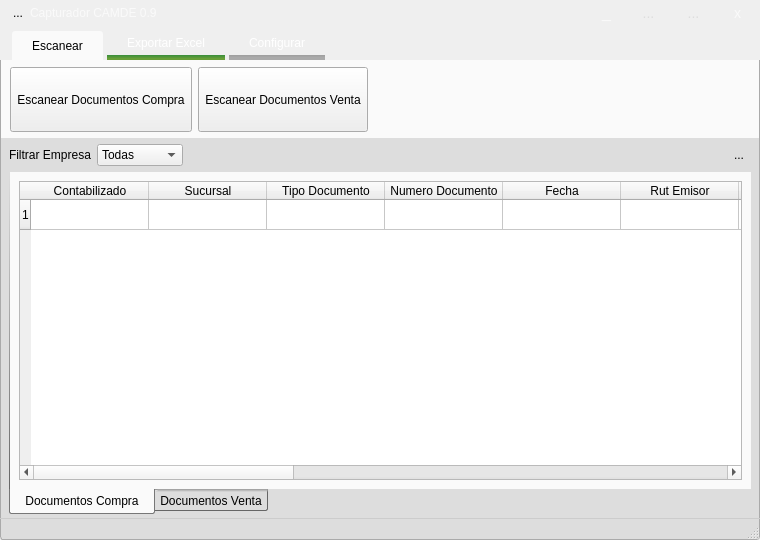
The window that GUI/mainWindow.ui (firenessmax/bte001) describes before a commit, drawn with Qt 5.
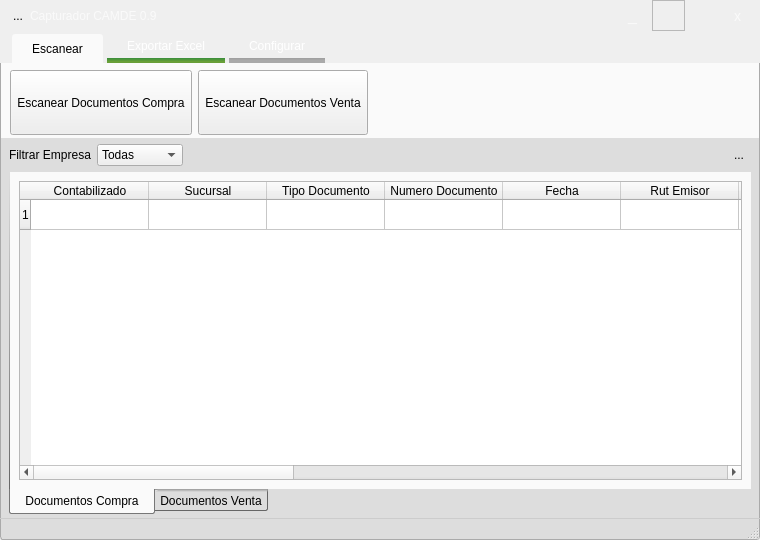
The same window after the commit. Icons and pictures are not drawn.

Commit message: controles de ventana

```diff
--- a/GUI/mainWindow.ui
+++ b/GUI/mainWindow.ui
@@ -116,6 +116,9 @@
           </property>
           <item>
            <widget class="QFrame" name="frame">
+            <property name="enabled">
+             <bool>true</bool>
+            </property>
             <property name="maximumSize">
              <size>
               <width>16777215</width>
@@ -125,6 +128,9 @@
             <property name="contextMenuPolicy">
              <enum>Qt::DefaultContextMenu</enum>
             </property>
+            <property name="styleSheet">
+             <string notr="true"/>
+            </property>
             <property name="frameShape">
              <enum>QFrame::NoFrame</enum>
             </property>
@@ -154,108 +160,6 @@
               <number>0</number>
              </property>
              <item row="1" column="7">
-              <widget class="QToolButton" name="toolButton_2">
-               <property name="sizePolicy">
-                <sizepolicy hsizetype="Fixed" vsizetype="Fixed">
-                 <horstretch>0</horstretch>
-                 <verstretch>0</verstretch>
-                </sizepolicy>
-               </property>
-               <property name="minimumSize">
-                <size>
-                 <width>0</width>
-                 <height>25</height>
-                </size>
-               </property>
-               <property name="font">
-                <font>
-                 <pointsize>-1</pointsize>
-                </font>
-               </property>
-               <property name="styleSheet">
-                <string notr="true">QToolButton{
-	background: none;
-	padding: 0px 10px;
-	margin:0;
-	color: #dddddd;
-	font-size:14px;
-}
-
-
-
-QToolButton:hover{
-	background:  rgba(255, 255, 255, 153);
-	color: white;
-	font-size: 14px;
-}</string>
-               </property>
-               <property name="text">
-                <string>...</string>
-               </property>
-               <property name="icon">
-                <iconset resource="images/images.qrc">
-                 <normaloff>:/newPrefix/maximize.png</normaloff>:/newPrefix/maximize.png</iconset>
-               </property>
-               <property name="iconSize">
-                <size>
-                 <width>12</width>
-                 <height>12</height>
-                </size>
-               </property>
-               <property name="autoRaise">
-                <bool>true</bool>
-               </property>
-              </widget>
-             </item>
-             <item row="1" column="5">
-              <widget class="QToolButton" name="toolButton_4">
-               <property name="minimumSize">
-                <size>
-                 <width>0</width>
-                 <height>25</height>
-                </size>
-               </property>
-               <property name="font">
-                <font>
-                 <pointsize>-1</pointsize>
-                </font>
-               </property>
-               <property name="styleSheet">
-                <string notr="true">QToolButton{
-	background: none;
-	padding: 0px 10px;
-	margin:0;
-	color: #dddddd;
-	font-size:14px;
-}
-
-
-
-QToolButton:hover{
-	background: rgba(255, 255, 255, 153);
-	color: white;
-	font-size: 14px;
-}</string>
-               </property>
-               <property name="text">
-                <string>...</string>
-               </property>
-               <property name="icon">
-                <iconset resource="images/images.qrc">
-                 <normaloff>:/newPrefix/resize.png</normaloff>:/newPrefix/resize.png</iconset>
-               </property>
-               <property name="iconSize">
-                <size>
-                 <width>12</width>
-                 <height>12</height>
-                </size>
-               </property>
-               <property name="autoRaise">
-                <bool>true</bool>
-               </property>
-              </widget>
-             </item>
-             <item row="1" column="8">
               <widget class="QLabel" name="labelClose">
                <property name="sizePolicy">
                 <sizepolicy hsizetype="Fixed" vsizetype="Fixed">
@@ -394,6 +298,125 @@
                </property>
               </widget>
              </item>
+             <item row="1" column="6">
+              <widget class="QWidget" name="maximize_btn" native="true">
+               <property name="minimumSize">
+                <size>
+                 <width>0</width>
+                 <height>0</height>
+                </size>
+               </property>
+               <property name="styleSheet">
+                <string notr="true">#maximize_btn{
+	background: none;
+	padding: 0px 10px;
+	margin:0;
+	color: #fafafa;
+	font-size:16px;
+}
+
+
+
+#maximize_btn:hover{
+	background:  rgba(255, 255, 255, 153);
+	color: white;
+	font-size: 14px;
+}</string>
+               </property>
+               <layout class="QVBoxLayout" name="verticalLayout_6">
+                <property name="leftMargin">
+                 <number>12</number>
+                </property>
+                <property name="rightMargin">
+                 <number>12</number>
+                </property>
+                <property name="bottomMargin">
+                 <number>8</number>
+                </property>
+                <item>
+                 <widget class="QLabel" name="label_2">
+                  <property name="maximumSize">
+                   <size>
+                    <width>13</width>
+                    <height>10</height>
+                   </size>
+                  </property>
+                  <property name="text">
+                   <string/>
+                  </property>
+                  <property name="pixmap">
+                   <pixmap resource="images/images.qrc">:/newPrefix/maximize.png</pixmap>
+                  </property>
+                  <property name="scaledContents">
+                   <bool>true</bool>
+                  </property>
+                 </widget>
+                </item>
+               </layout>
+              </widget>
+             </item>
+             <item row="1" column="5">
+              <widget class="QFrame" name="resize_btn">
+               <property name="styleSheet">
+                <string notr="true">#resize_btn{
+	background: none;
+	margin:0;
+	color: #fafafa;
+	font-size:16px;
+}
+
+
+
+#resize_btn:hover{
+	background:  rgba(255, 255, 255, 153);
+	color: white;
+	font-size: 14px;
+}</string>
+               </property>
+               <property name="frameShape">
+                <enum>QFrame::StyledPanel</enum>
+               </property>
+               <property name="frameShadow">
+                <enum>QFrame::Raised</enum>
+               </property>
+               <layout class="QVBoxLayout" name="verticalLayout_7">
+                <property name="leftMargin">
+                 <number>12</number>
+                </property>
+                <property name="rightMargin">
+                 <number>12</number>
+                </property>
+                <property name="bottomMargin">
+                 <number>8</number>
+                </property>
+                <item>
+                 <widget class="QLabel" name="label_3">
+                  <property name="minimumSize">
+                   <size>
+                    <width>0</width>
+                    <height>12</height>
+                   </size>
+                  </property>
+                  <property name="maximumSize">
+                   <size>
+                    <width>12</width>
+                    <height>12</height>
+                   </size>
+                  </property>
+                  <property name="text">
+                   <string/>
+                  </property>
+                  <property name="pixmap">
+                   <pixmap resource="images/images.qrc">:/newPrefix/resize.png</pixmap>
+                  </property>
+                  <property name="scaledContents">
+                   <bool>true</bool>
+                  </property>
+                 </widget>
+                </item>
+               </layout>
+              </widget>
+             </item>
             </layout>
            </widget>
           </item>
@@ -503,6 +526,9 @@
               </property>
               <item row="1" column="0">
                <widget class="QToolButton" name="escanearCompra">
+                <property name="enabled">
+                 <bool>true</bool>
+                </property>
                 <property name="minimumSize">
                  <size>
                   <width>0</width>
```
Left out of the diff: 48 changed lines with no effect on the pictures. The commit also changes 2 other files.
